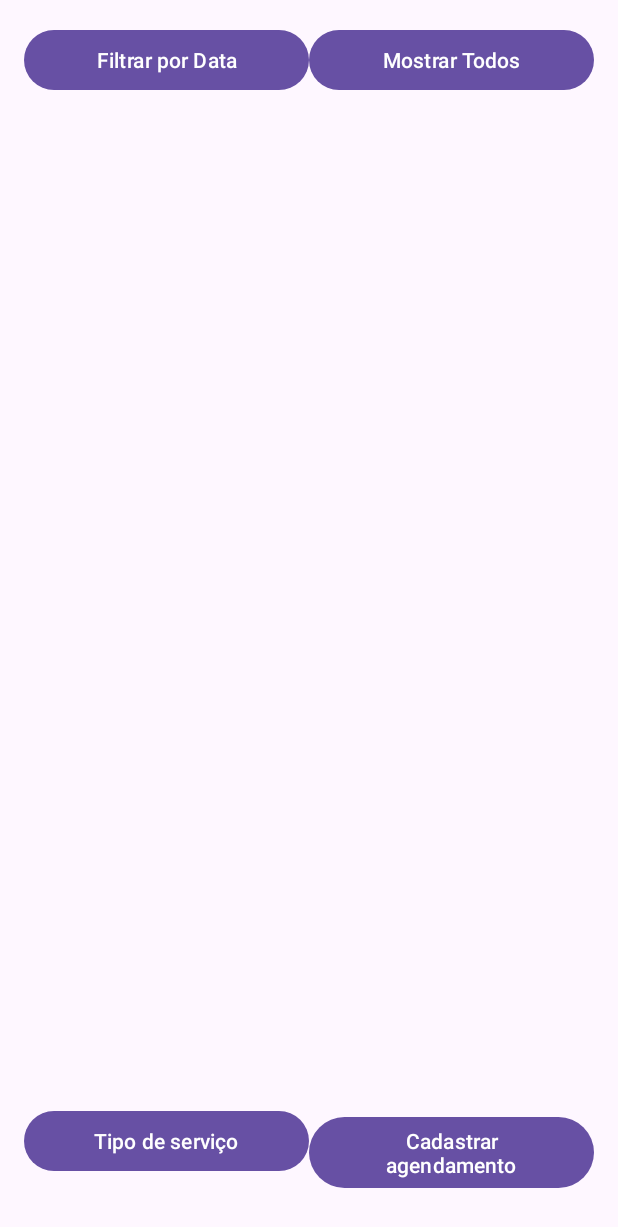
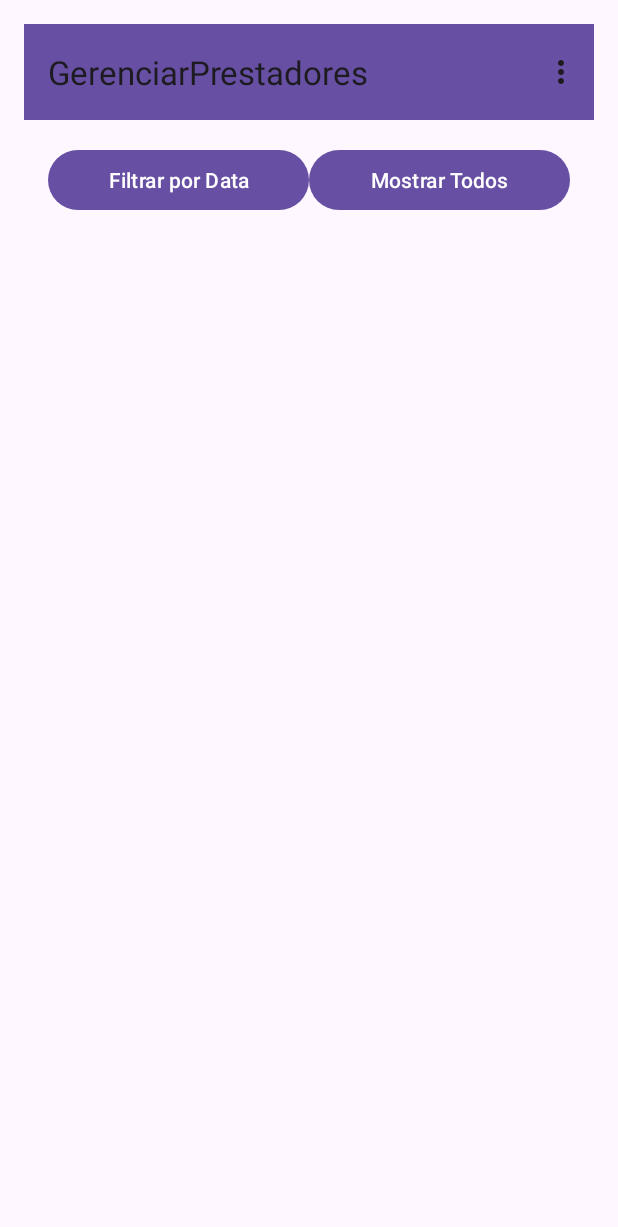
Before and after one commit to Emanuelle-Machado/GerenciarPrestadores, an Android app: the screen it shows after launch (MainActivity), on a phone screen of 412 x 824 dp. Shown: the top 1227 px of the screen. Run offline under Robolectric (Android 15) with nearby library versions, the phone set to English and light mode, and no system bars; our stand-ins replace Room's generated code.

Commit message:
adicionando um menu

```diff
--- a/app/src/main/java/com/example/gerenciarprestadores/MainActivity.java
+++ b/app/src/main/java/com/example/gerenciarprestadores/MainActivity.java
@@ -5,6 +5,8 @@ import android.content.Intent;
 import android.os.Bundle;
 import android.util.Log;
 import android.view.LayoutInflater;
+import android.view.Menu;
+import android.view.MenuItem;
 import android.view.View;
 import android.view.ViewGroup;
 import android.widget.Button;
@@ -12,6 +14,7 @@ import android.widget.TextView;
 import android.widget.Toast;
 
 import androidx.appcompat.app.AppCompatActivity;
+import androidx.appcompat.widget.Toolbar;
 import androidx.recyclerview.widget.LinearLayoutManager;
 import androidx.recyclerview.widget.RecyclerView;
 
@@ -40,6 +43,10 @@ public class MainActivity extends AppCompatActivity {
         super.onCreate(savedInstanceState);
         setContentView(R.layout.activity_main);
 
+        // Configurar Toolbar
+        Toolbar toolbar = findViewById(R.id.toolbar);
+        setSupportActionBar(toolbar);
+
         recyclerView = findViewById(R.id.recyclerViewAgendamentos);
         btnFiltrarData = findViewById(R.id.btnFiltrarData);
         btnMostrarTodos = findViewById(R.id.btnMostrarTodos);
@@ -59,22 +66,33 @@ public class MainActivity extends AppCompatActivity {
         btnMostrarTodos.setOnClickListener(v -> loadTodosAgendamentos());
     }
 
-    public void cadastrarTipoServico(View v) {
-        Intent intent = new Intent(this, TipoServicoActivity.class);
-        startActivity(intent);
+    @Override
+    public boolean onCreateOptionsMenu(Menu menu) {
+        getMenuInflater().inflate(R.menu.main_menu, menu);
+        return true;
     }
 
-    public void cadastrarAgendamento(View v) {
-        Intent intent = new Intent(this, CadastroAgendamentoActivity.class);
-        startActivity(intent);
+    @Override
+    public boolean onOptionsItemSelected(MenuItem item) {
+        int itemId = item.getItemId();
+        if (itemId == R.id.menu_tipos_servico) {
+            startActivity(new Intent(this, TipoServicoActivity.class));
+            return true;
+        } else if (itemId == R.id.menu_cadastrar_agendamento) {
+            startActivity(new Intent(this, CadastroAgendamentoActivity.class));
+            return true;
+        }
+        return super.onOptionsItemSelected(item);
     }
 
     private void loadTodosAgendamentos() {
         new Thread(() -> {
             agendamentoList.clear();
-            agendamentoList.addAll(agendamentoDao.getAll());
+            List<Agendamento> agendamentos = agendamentoDao.getAll();
+            agendamentoList.addAll(agendamentos);
             runOnUiThread(() -> {
                 adapter.notifyDataSetChanged();
+                Log.d("MainActivity", "Agendamentos carregados: " + agendamentos.size());
                 if (agendamentoList.isEmpty()) {
                     Toast.makeText(this, "Nenhum agendamento encontrado", Toast.LENGTH_SHORT).show();
                 }
@@ -120,7 +138,6 @@ public class MainActivity extends AppCompatActivity {
         }).start();
     }
 
-
     private class AgendamentoAdapter extends RecyclerView.Adapter<AgendamentoAdapter.ViewHolder> {
         private List<Agendamento> agendamentos;
         private SimpleDateFormat dateFormat = new SimpleDateFormat("dd/MM/yyyy HH:mm", Locale.getDefault());
@@ -143,11 +160,19 @@ public class MainActivity extends AppCompatActivity {
             holder.tvEndereco.setText(agendamento.endereco);
             holder.tvData.setText(dateFormat.format(agendamento.data));
 
-            // Clique para abrir tela de serviços (a ser implementada)
+            // Clique simples para abrir tela de serviços
             holder.itemView.setOnClickListener(v -> {
                 Intent intent = new Intent(MainActivity.this, AdicionarServicosActivity.class);
                 intent.putExtra("agendamentoId", agendamento.id);
                 startActivity(intent);
+            });
+
+            // Clique longo para abrir detalhes do agendamento
+            holder.itemView.setOnLongClickListener(v -> {
+                Intent intent = new Intent(MainActivity.this, DetalhesAgendamentoActivity.class);
+                intent.putExtra("agendamentoId", agendamento.id);
+                startActivity(intent);
+                return true;
             });
         }
 
--- a/app/src/main/res/layout/activity_main.xml
+++ b/app/src/main/res/layout/activity_main.xml
@@ -9,11 +9,19 @@
     android:padding="16dp"
     tools:context=".MainActivity">
 
+    <androidx.appcompat.widget.Toolbar
+        android:id="@+id/toolbar"
+        android:layout_width="match_parent"
+        android:layout_height="?attr/actionBarSize"
+        android:background="?attr/colorPrimary"
+        android:theme="@style/ThemeOverlay.AppCompat.ActionBar" />
+
     <LinearLayout
         android:layout_width="match_parent"
         android:layout_height="wrap_content"
-        android:layout_marginBottom="16dp"
-        android:orientation="horizontal">
+        android:orientation="horizontal"
+        android:padding="16dp"
+        android:layout_marginBottom="16dp">
 
         <Button
             android:id="@+id/btnFiltrarData"
@@ -35,30 +43,9 @@
         android:id="@+id/recyclerViewAgendamentos"
         android:layout_width="match_parent"
         android:layout_height="0dp"
-        android:layout_weight="1" />
+        android:layout_weight="1"
+        android:padding="16dp" />
 
-    <LinearLayout
-        android:layout_width="match_parent"
-        android:layout_height="wrap_content"
-        android:layout_marginBottom="16dp"
-        android:orientation="horizontal">
 
-        <Button
-            android:id="@+id/btnCadastrarTipoServico"
-            android:layout_width="0dp"
-            android:layout_height="wrap_content"
-            android:layout_weight="1"
-            android:onClick="cadastrarTipoServico"
-            android:text="Tipo de serviço" />
-
-        <Button
-            android:id="@+id/btnCadastrarAgendamento"
-            android:layout_width="0dp"
-            android:layout_height="wrap_content"
-            android:layout_weight="1"
-            android:onClick="cadastrarAgendamento"
-            android:text="Cadastrar agendamento" />
-
-    </LinearLayout>
 
 </LinearLayout>
--- /dev/null
+++ b/app/src/main/res/menu/main_menu.xml
@@ -0,0 +1,11 @@
+<?xml version="1.0" encoding="utf-8"?>
+<menu xmlns:android="http://schemas.android.com/apk/res/android">
+    <item
+        android:id="@+id/menu_tipos_servico"
+        android:title="Gerenciar Tipos de Serviço"
+        android:icon="@android:drawable/ic_menu_manage" />
+    <item
+        android:id="@+id/menu_cadastrar_agendamento"
+        android:title="Cadastrar Agendamento"
+        android:icon="@android:drawable/ic_menu_add" />
+</menu>
```
Also changed, not shown: app/src/main/AndroidManifest.xml (+5 -2 lines).
